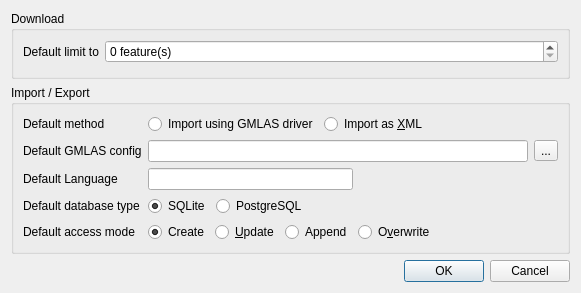
Above: gml_application_schema_toolbox/ui/settings_dialog.ui from BRGM/gml_application_schema_toolbox before the change. Below: the same form after it.
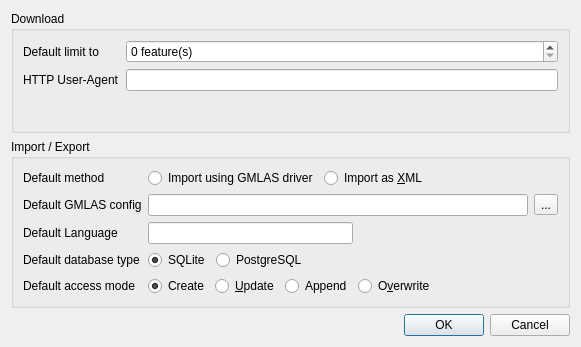
That is the form after the change.

Commit message: Allow to set the User-Agent when downloading

What changed in the file:
```diff
--- a/gml_application_schema_toolbox/ui/settings_dialog.ui
+++ b/gml_application_schema_toolbox/ui/settings_dialog.ui
@@ -7,7 +7,7 @@
     <x>0</x>
     <y>0</y>
     <width>581</width>
-    <height>293</height>
+    <height>347</height>
    </rect>
   </property>
   <property name="windowTitle">
@@ -48,6 +48,16 @@
           </property>
          </widget>
         </item>
+        <item row="1" column="0">
+         <widget class="QLabel" name="label">
+          <property name="text">
+           <string>HTTP User-Agent</string>
+          </property>
+         </widget>
+        </item>
+        <item row="1" column="1">
+         <widget class="QLineEdit" name="httpUserAgentEdit"/>
+        </item>
        </layout>
       </item>
      </layout>
```
The commit also changes 5 other files.
